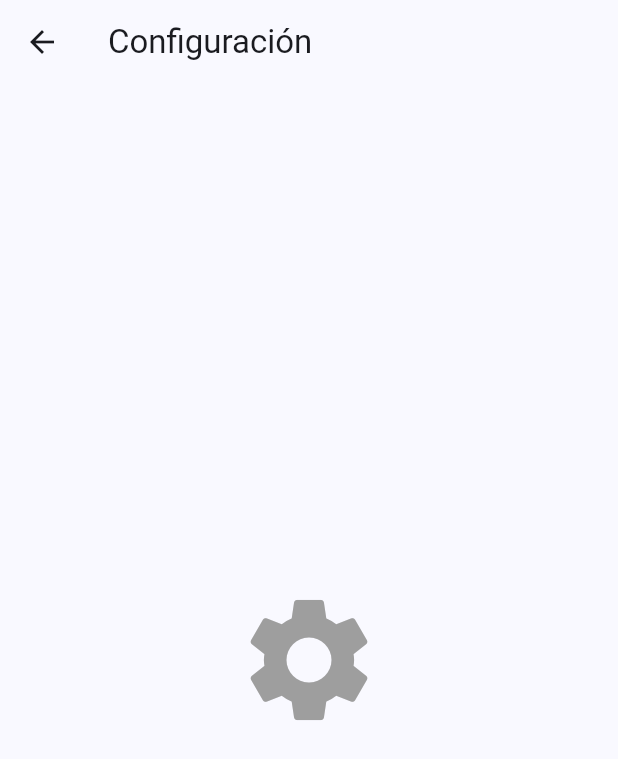
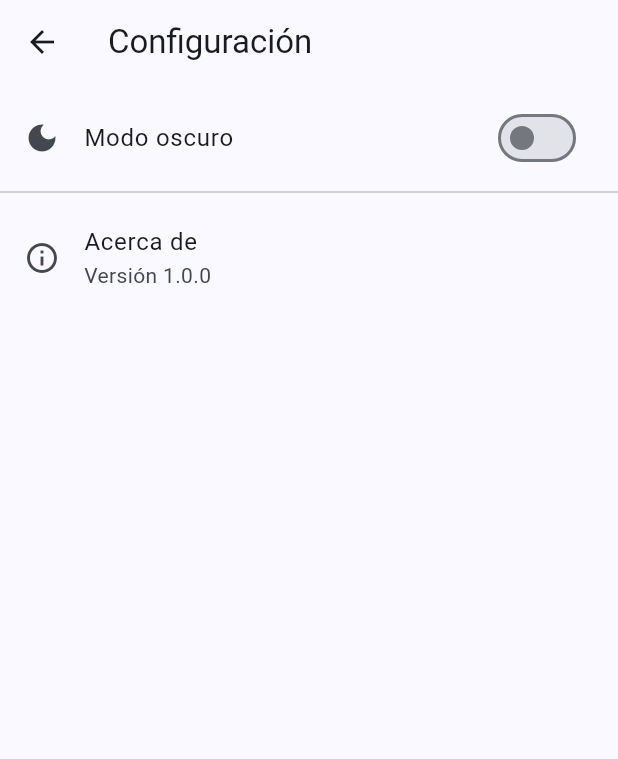
Before and after one commit to MunozFavelaRoberto/kiosko, a Flutter app: the SettingsScreen screen opened by its route, on a phone screen of 412 x 824 dp. Shown: the top 759 px of the screen. Run offline on Flutter 3.47's test engine with Material 3 defaults, Android fonts, the phone set to English and light mode, and no system bars; our stand-ins replace local_auth, shared_preferences; missing offline and left inert: local_auth_android, local_auth_ios; accounts and stored records are empty.

Commit message:
Dark theme added just for home

```diff
--- a/lib/screens/settings_screen.dart
+++ b/lib/screens/settings_screen.dart
@@ -1,4 +1,6 @@
 import 'package:flutter/material.dart';
+import 'package:provider/provider.dart';
+import '../services/theme_provider.dart';
 
 class SettingsScreen extends StatelessWidget {
   const SettingsScreen({super.key});
@@ -7,7 +9,29 @@ class SettingsScreen extends StatelessWidget {
   Widget build(BuildContext context) {
     return Scaffold(
       appBar: AppBar(title: const Text("Configuración")),
-      body: const Center(child: Icon(Icons.settings, size: 100, color: Colors.grey)),
+      body: ListView(
+        children: [
+          const SizedBox(height: 8),
+          Consumer<ThemeProvider>(
+            builder: (context, theme, _) {
+              return SwitchListTile(
+                title: const Text('Modo oscuro'),
+                value: theme.isDark,
+                onChanged: (val) async {
+                  await theme.setDark(val);
+                },
+                secondary: const Icon(Icons.dark_mode),
+              );
+            },
+          ),
+          const Divider(),
+          const ListTile(
+            leading: Icon(Icons.info_outline),
+            title: Text('Acerca de'),
+            subtitle: Text('Versión 1.0.0'),
+          ),
+        ],
+      ),
     );
   }
 }
--- /dev/null
+++ b/lib/services/theme_provider.dart
@@ -0,0 +1,26 @@
+import 'package:flutter/material.dart';
+import 'package:shared_preferences/shared_preferences.dart';
+
+class ThemeProvider extends ChangeNotifier {
+  static const _prefKey = 'isDarkMode';
+  bool _isDark = false;
+
+  bool get isDark => _isDark;
+
+  Future<void> loadTheme() async {
+    final prefs = await SharedPreferences.getInstance();
+    _isDark = prefs.getBool(_prefKey) ?? false;
+    notifyListeners();
+  }
+
+  Future<void> setDark(bool value) async {
+    _isDark = value;
+    notifyListeners();
+    final prefs = await SharedPreferences.getInstance();
+    await prefs.setBool(_prefKey, _isDark);
+  }
+
+  Future<void> toggle() async {
+    await setDark(!_isDark);
+  }
+}
--- a/pubspec.yaml
+++ b/pubspec.yaml
@@ -37,6 +37,7 @@ dependencies:
   # The following adds the Cupertino Icons font to your application.
   # Use with the CupertinoIcons class for iOS style icons.
   cupertino_icons: ^1.0.8
+  provider: ^6.0.5
 
 dev_dependencies:
   flutter_test:
```
Also changed, not shown: lib/main.dart (+19 -2 lines), pubspec.lock.
